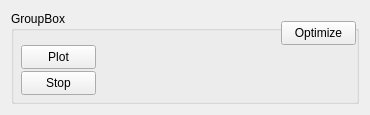
This is widget.ui in nawww83/pink_noise_generator as Qt 5 draws it before an edit. The edited form follows.
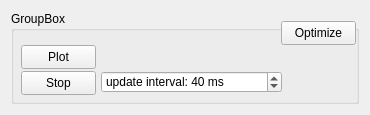
This is the edited form.

```diff
--- a/widget.ui
+++ b/widget.ui
@@ -64,6 +64,34 @@
        <string>Optimize</string>
       </property>
      </widget>
+     <widget class="QSpinBox" name="spinBox">
+      <property name="geometry">
+       <rect>
+        <x>90</x>
+        <y>60</y>
+        <width>181</width>
+        <height>22</height>
+       </rect>
+      </property>
+      <property name="suffix">
+       <string> ms</string>
+      </property>
+      <property name="prefix">
+       <string>update interval: </string>
+      </property>
+      <property name="minimum">
+       <number>10</number>
+      </property>
+      <property name="maximum">
+       <number>1000</number>
+      </property>
+      <property name="singleStep">
+       <number>10</number>
+      </property>
+      <property name="value">
+       <number>40</number>
+      </property>
+     </widget>
     </widget>
    </item>
   </layout>
```
